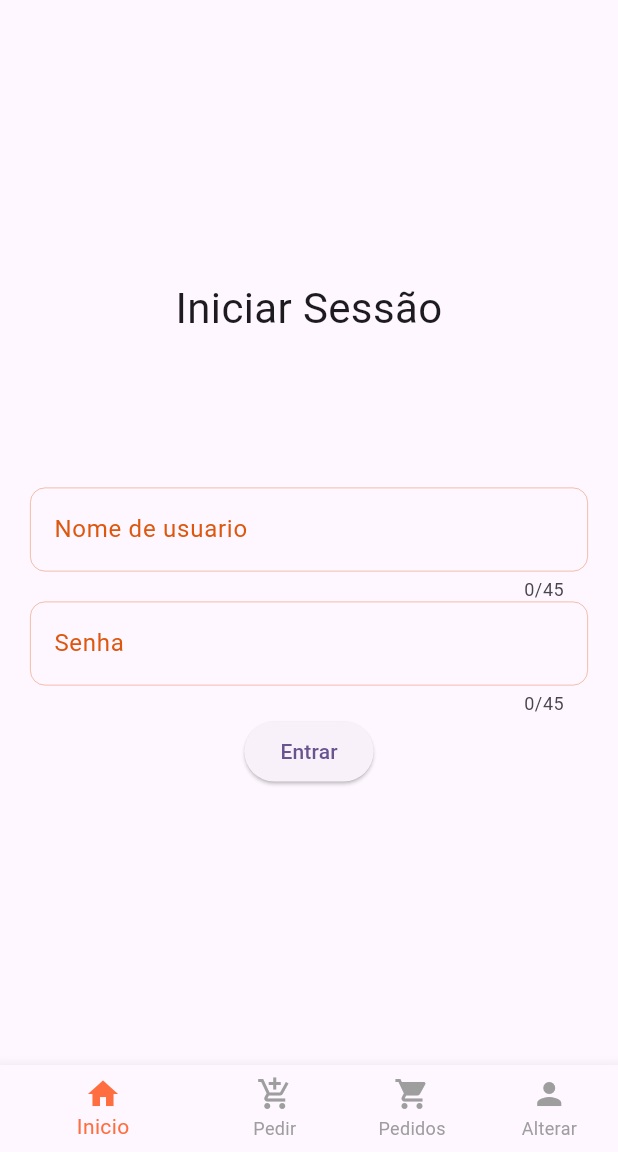
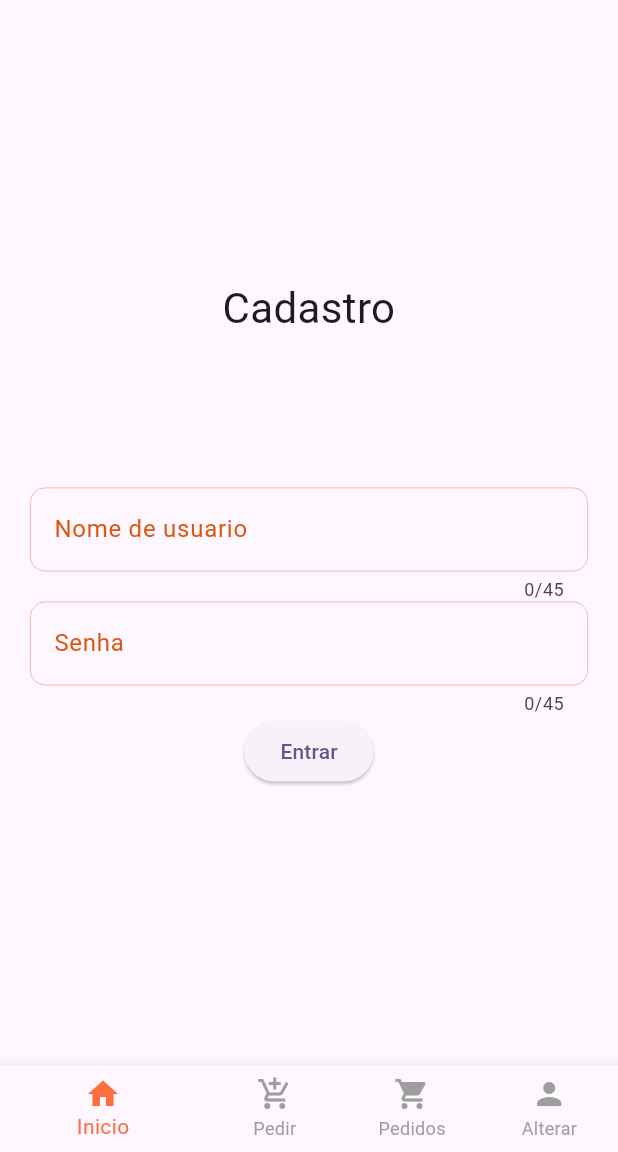
Before and after one commit to MarBirch/CnA_PI_Prototipo_FlutterApp, a Flutter app: the screen it shows after launch, on a phone screen of 412 x 824 dp, the part 84-1236 px from its top. Run offline on Flutter 3.47's test engine with Material 3 defaults, Android fonts, the light colour scheme and no system bars; our stand-ins replace carousel_slider.

Commit message:
login e cadastro funcionais

```diff
--- /dev/null
+++ b/lib/cadastro.dart
@@ -0,0 +1,225 @@
+import 'dart:convert';
+
+import 'package:flutter/material.dart';
+import 'package:http/http.dart' as http;
+import 'package:prototipo1/user.dart';
+
+class Cadastro extends StatefulWidget {
+  const Cadastro({super.key});
+
+  @override
+  State<Cadastro> createState() => _CadastroState();
+}
+
+class _CadastroState extends State<Cadastro> {
+  var httpClient = http.Client();
+  final _formKey = GlobalKey<FormState>();
+  final TextEditingController usernameController = TextEditingController();
+  final TextEditingController passwordController = TextEditingController();
+  String? forceErrorText;
+  bool isLoading = false;
+  bool isLoggedIn = false;
+  User user = User();
+
+  cadastrar(String username, String password) async {
+    final url = Uri.parse('http://localhost:8080/apiUser/cadastro');
+    print(url);
+    http.Response response = await httpClient.post(
+      url,
+      headers: {"Content-Type": "application/json"},
+      body: jsonEncode({"username": username, "password": password}),
+    );
+
+    if (response.statusCode == 200) {
+      var data = response.body;
+      print(data);
+      if (data == "username already exists") {
+        print("username error");
+        return 'Nome de usuario ja existe';
+      } else if (data == "error") {
+        return 'unknown error';
+      } else if (data == "success"){
+        print("logged");
+        setState(() {
+          forceErrorText = null;
+          isLoggedIn = true;
+          isLoading = false;
+        });
+        showDialog(
+          context: context,
+          builder: (_) => AlertDialog(
+            title: Text("Sucesso!", style: TextStyle(color: Colors.green)),
+            content: Text("Cadastro feito com sucesso!"),
+            actions: [
+              TextButton(
+                onPressed: () {
+                  Navigator.pop(context);
+                },
+                child: Text("OK"),
+              ),
+            ],
+          ),
+        );
+        return null;
+      }
+    } else {
+      return 'request failed with status: ${response.statusCode}';
+    }
+  }
+
+  @override
+  Widget build(BuildContext context) {
+    return Scaffold(
+      body: Container(
+        padding: EdgeInsets.fromLTRB(20, 0, 20, 0),
+        child: Column(
+          mainAxisAlignment: MainAxisAlignment.center,
+          crossAxisAlignment: CrossAxisAlignment.center,
+          children: [
+            if (!isLoggedIn)
+              Text(
+                "Cadastro",
+                style: TextStyle(fontSize: 28),
+                textAlign: TextAlign.center,
+              )
+            else
+              Text(
+                "Bem Vindo",
+                style: TextStyle(fontSize: 28),
+                textAlign: TextAlign.center,
+              ),
+            SizedBox(height: 100),
+            Form(
+              key: this._formKey,
+              child: Center(
+                child: Column(
+                  children: [
+                    if (!isLoggedIn)
+                      TextFormField(
+                        maxLength: 45,
+                        forceErrorText: forceErrorText,
+                        controller: usernameController,
+                        decoration: InputDecoration(
+                          enabledBorder: OutlineInputBorder(
+                            borderRadius: BorderRadius.circular(10),
+                            borderSide: BorderSide(
+                              color: Color.fromARGB(123, 221, 87, 15),
+                              width: 0.5,
+                            ),
+                          ),
+                          focusedBorder: OutlineInputBorder(
+                            borderSide: BorderSide(
+                              color: Color.fromARGB(255, 221, 87, 15),
+                              width: 0.8,
+                            ),
+                          ),
+                          labelStyle: TextStyle(
+                            color: Color.fromARGB(255, 221, 87, 15),
+                          ),
+                          hintStyle: TextStyle(
+                            color: Color.fromARGB(104, 0, 0, 0),
+                          ),
+                          labelText: 'Nome de usuario',
+                          hintText: 'Digite seu nome de usuario',
+                        ),
+                        validator: (value) {
+                          if (value == null || value.isEmpty) {
+                            return 'Preencha o nome de usuario';
+                          }
+                          return null;
+                        },
+                      ),
+                    if (!isLoggedIn)
+                      TextFormField(
+                        maxLength: 45,
+                        obscureText: true,
+                        forceErrorText: forceErrorText,
+                        controller: passwordController,
+                        decoration: InputDecoration(
+                          enabledBorder: OutlineInputBorder(
+                            borderRadius: BorderRadius.circular(10),
+                            borderSide: BorderSide(
+                              color: Color.fromARGB(123, 221, 87, 15),
+                              width: 0.5,
+                            ),
+                          ),
+                          focusedBorder: OutlineInputBorder(
+                            borderSide: BorderSide(
+                              color: Color.fromARGB(255, 221, 87, 15),
+                              width: 0.8,
+                            ),
+                          ),
+                          labelStyle: TextStyle(
+                            color: Color.fromARGB(255, 221, 87, 15),
+                          ),
+                          hintStyle: TextStyle(
+                            color: Color.fromARGB(104, 0, 0, 0),
+                          ),
+                          labelText: 'Senha',
+                          hintText: 'Digite a sua senha',
+                        ),
+                        validator: (value) {
+                          if (value == null || value.isEmpty) {
+                            return 'Preencha sua senha';
+                          }
+                          return null;
+                        },
+                      ),
+                    if (isLoading)
+                      CircularProgressIndicator()
+                    else if (!isLoggedIn)
+                      ElevatedButton(
+                        onPressed: () async {
+                          print("button");
+                          String username = usernameController.text;
+                          String password = passwordController.text;
+
+                          // bool isValid =
+                          //     _formKey.currentState?.validate() ?? false;
+                          // print(isValid);
+                          // if (!isValid) {
+                          // print("what");
+                          //   return;
+                          // }
+
+                          print(
+                            usernameController.text +
+                                "" +
+                                passwordController.text,
+                          );
+
+                          setState(() => isLoading = true);
+
+                          String? errorText = await cadastrar(
+                            username,
+                            password,
+                          );
+
+                          if (context.mounted) {
+                            setState(() => isLoading = false);
+                            if (errorText != null) {
+                              setState(() {
+                                forceErrorText = errorText;
+                              });
+                            }
+                          }
+                        },
+                        child: Text('Entrar'),
+                      )
+                    else
+                      ElevatedButton(
+                        onPressed: () {
+                          //Navigator.push(context, Home());
+                        },
+                        child: Text('Continuar'),
+                      ),
+                  ],
+                ),
+              ),
+            ),
+          ],
+        ),
+      ),
+    );
+  }
+}
--- a/lib/main_home_screen.dart
+++ b/lib/main_home_screen.dart
@@ -1,4 +1,7 @@
 import 'package:flutter/material.dart';
+import 'package:prototipo1/cadastro.dart';
+import 'package:prototipo1/chat.dart';
+import 'package:prototipo1/home.dart';
 import 'package:prototipo1/login.dart';
 
 class MainHomeScreen extends StatefulWidget {
@@ -9,7 +12,7 @@ class MainHomeScreen extends StatefulWidget {
 }
 
 class _MainHomeScreenState extends State<MainHomeScreen> {
-  final List<Widget> _tela = [Login()];
+  final List<Widget> _tela = [Cadastro(), Login(), Home(), Chat()];
 
   int _indiceAtual = 0;
 
--- a/lib/user.dart
+++ b/lib/user.dart
@@ -1,6 +1,5 @@
 class User {
-  int _id =0;
-  String _username = '';
+   String _username = '';
   String _password = '';
   double _weight = 0;
   double _height = 0;
@@ -8,17 +7,11 @@ class User {
   User();
 
   User.fromJson(Map<String,dynamic> json)
-    :_id = json['id'],
-     _username = json['username'],
+    :_username = json['username'],
      _password = json['password'],
      _weight = json['weight'],
      _height = json['height']
      ;
-
-
- int get id => this._id;
-
- set id(int value) => this._id = value;
 
   get username => this._username;
 
--- a/pubspec.yaml
+++ b/pubspec.yaml
@@ -35,6 +35,7 @@ dependencies:
   # The following adds the Cupertino Icons font to your application.
   # Use with the CupertinoIcons class for iOS style icons.
   cupertino_icons: ^1.0.8
+  carousel_slider: ^5.1.2
 
 dev_dependencies:
   flutter_test:
```
Also changed, not shown: lib/chat.dart (added, +15 -0 lines), lib/home.dart (added, +73 -0 lines), lib/login.dart (+36 -15 lines), lib/loginUser.dart (deleted, +0 -28 lines), pubspec.lock.
